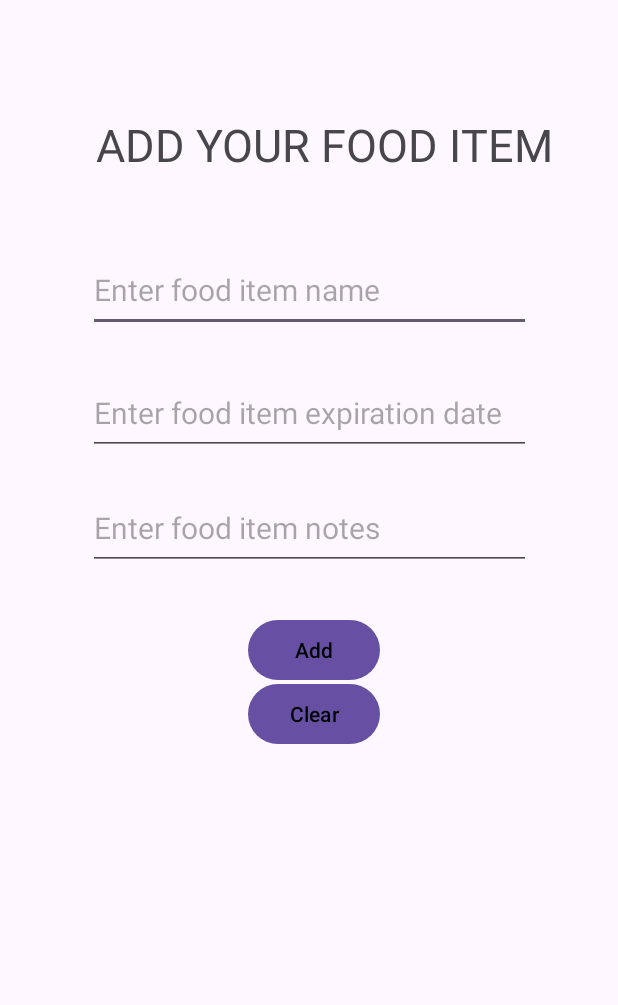
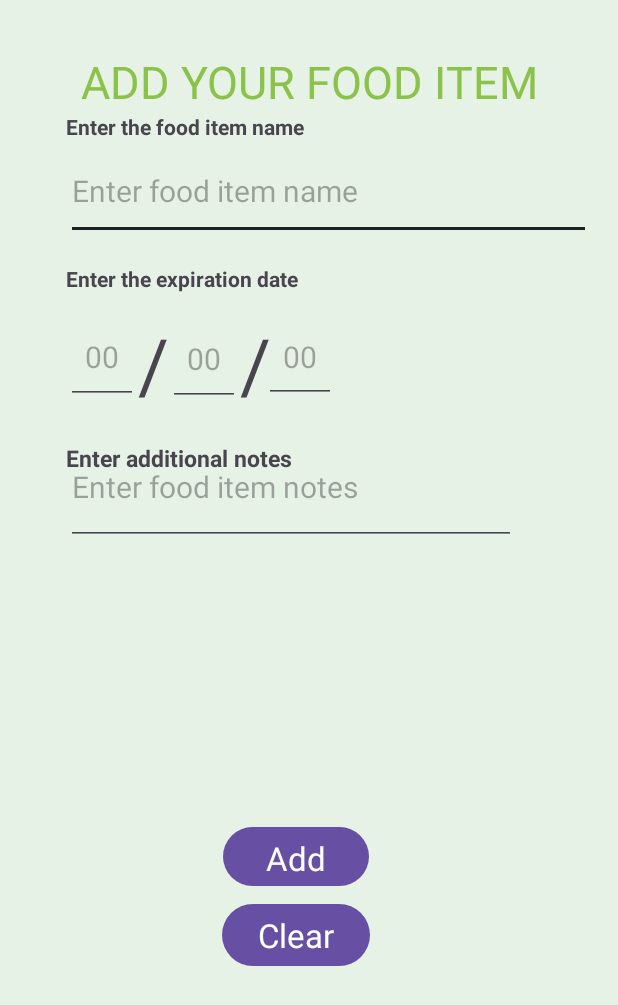
Before and after one commit to ethanpschoen/MyCabinet-Android_App, an Android app: the layout food_item.xml on its own in the app's theme, with its tools: preview values and no code run, on a phone screen of 412 x 824 dp. Shown: the top 1005 px of the screen. Run offline under Robolectric (Android 15) with nearby library versions, the light colour scheme and no system bars.

Commit message:
Color change + expiration date

```diff
--- a/app/src/main/java/com/example/mycabinet/FoodItem.java
+++ b/app/src/main/java/com/example/mycabinet/FoodItem.java
@@ -1,5 +1,7 @@
 package com.example.mycabinet;
 import android.content.Context;
+import android.util.Log;
+
 import java.io.BufferedReader;
 import java.io.FileInputStream;
 import java.io.FileNotFoundException;
@@ -8,6 +10,7 @@ import java.io.IOException;
 import java.io.InputStreamReader;
 import java.io.PrintWriter;
 import java.util.ArrayList;
+import java.util.Calendar;
 import java.util.List;
 
 public class FoodItem {
@@ -19,9 +22,8 @@ public class FoodItem {
     private List<String> mFoodItemNotesList;
 
     String foodItemCount;
-    String date;
-    String time;
-    String type;
+    String fdate;
+
     String description;
 
 
@@ -32,9 +34,8 @@ public class FoodItem {
         mFoodItemNotesList = new ArrayList<>();
 
         this.foodItemCount = foodItemCount;
-        this.date = date;
-        this.time = time;
-        this.type = type;
+        this.fdate = fdate;
+
         this.description = description;
     }
 
--- a/app/src/main/res/layout/food_item.xml
+++ b/app/src/main/res/layout/food_item.xml
@@ -5,23 +5,9 @@
     android:id="@+id/main"
     android:layout_width="match_parent"
     android:layout_height="match_parent"
+    android:background="#E6F2E5"
+    android:clickable="true"
     tools:context=".MainActivity">
-
-    <EditText
-        android:id="@+id/food_item"
-        android:layout_width="295dp"
-        android:layout_height="56dp"
-        android:layout_marginTop="96dp"
-        android:autofillHints=""
-        android:hint="@string/enter_food_item_name"
-        android:inputType="text"
-        android:maxLines="1"
-        android:textSize="20sp"
-        app:layout_constraintBottom_toBottomOf="parent"
-        app:layout_constraintEnd_toEndOf="parent"
-        app:layout_constraintStart_toStartOf="parent"
-        app:layout_constraintTop_toTopOf="parent"
-        app:layout_constraintVertical_bias="0.103" />
 
     <!--    <TextView-->
     <!--        android:id="@+id/textView"-->
@@ -38,75 +24,210 @@
     <!--        app:layout_constraintTop_toTopOf="parent" />-->
 
 
+    <EditText
+        android:id="@+id/food_item"
+        android:layout_width="350dp"
+        android:layout_height="65dp"
+        android:layout_marginStart="44dp"
+        android:layout_marginBottom="16dp"
+        android:autofillHints=""
+        android:backgroundTint="#1F2023"
+        android:hint="@string/enter_food_item_name"
+        android:inputType="text"
+        android:maxLines="1"
+        android:textSize="20sp"
+        app:layout_constraintBottom_toTopOf="@+id/textView2"
+        app:layout_constraintStart_toStartOf="parent" />
+
     <TextView
         android:id="@+id/title_text"
         android:layout_width="wrap_content"
         android:layout_height="wrap_content"
-        android:layout_marginStart="64dp"
-        android:layout_marginTop="76dp"
+        android:layout_marginStart="54dp"
+        android:layout_marginTop="34dp"
+        android:layout_marginEnd="42dp"
+        android:layout_marginBottom="20dp"
         android:text="ADD YOUR FOOD ITEM"
+        android:textColor="#8BC34A"
         android:textSize="30sp"
+        android:typeface="normal"
+        app:layout_constraintBottom_toTopOf="@+id/food_item"
+        app:layout_constraintEnd_toEndOf="parent"
+        app:layout_constraintHorizontal_bias="0.0"
         app:layout_constraintStart_toStartOf="parent"
-        app:layout_constraintTop_toTopOf="parent" />
+        app:layout_constraintTop_toTopOf="parent"
+        app:layout_constraintVertical_bias="0.619" />
 
     <EditText
         android:id="@+id/food_notes"
-        android:layout_width="295dp"
-        android:layout_height="56dp"
-        android:layout_marginTop="324dp"
+        android:layout_width="300dp"
+        android:layout_height="77dp"
+        android:layout_marginStart="44dp"
+        android:layout_marginBottom="184dp"
         android:autofillHints=""
         android:hint="@string/enter_food_notes"
         android:inputType="text"
         android:maxLines="1"
         android:textSize="20sp"
-        app:layout_constraintBottom_toBottomOf="parent"
-        app:layout_constraintEnd_toEndOf="parent"
-        app:layout_constraintStart_toStartOf="parent"
-        app:layout_constraintTop_toTopOf="parent"
-        app:layout_constraintVertical_bias="0.0" />
+        app:layout_constraintBottom_toTopOf="@+id/add_button"
+        app:layout_constraintStart_toStartOf="parent" />
 
     <EditText
         android:id="@+id/food_name_item"
-        android:layout_width="295dp"
-        android:layout_height="56dp"
+        android:layout_width="48dp"
+        android:layout_height="61dp"
 
-        android:layout_marginTop="164dp"
+        android:layout_marginStart="176dp"
+        android:layout_marginTop="12dp"
         android:autofillHints=""
-        android:hint="@string/enter_food_item_expiration_date"
+        android:hint="@string/month"
         android:inputType="text"
         android:maxLines="1"
+        android:textAlignment="center"
         android:textSize="20sp"
-        app:layout_constraintBottom_toBottomOf="parent"
+        app:layout_constraintStart_toStartOf="parent"
+        app:layout_constraintTop_toBottomOf="@+id/textView2" />
+
+    <EditText
+        android:id="@+id/food_name_item5"
+        android:layout_width="48dp"
+        android:layout_height="62dp"
+
+        android:layout_marginTop="13dp"
+        android:layout_marginEnd="252dp"
+        android:autofillHints=""
+        android:hint="@string/month"
+        android:inputType="text"
+        android:maxLines="1"
+        android:textAlignment="center"
+        android:textSize="20sp"
         app:layout_constraintEnd_toEndOf="parent"
+        app:layout_constraintTop_toBottomOf="@+id/textView2" />
+
+    <EditText
+        android:id="@+id/food_name_item4"
+        android:layout_width="48dp"
+        android:layout_height="62dp"
+
+        android:layout_marginStart="44dp"
+        android:layout_marginTop="12dp"
+        android:autofillHints=""
+        android:hint="@string/month"
+        android:inputType="text"
+        android:maxLines="1"
+        android:textAlignment="center"
+        android:textSize="20sp"
         app:layout_constraintStart_toStartOf="parent"
-        app:layout_constraintTop_toTopOf="parent"
-        app:layout_constraintVertical_bias="0.138" />
+        app:layout_constraintTop_toBottomOf="@+id/textView2" />
 
     <Button
         android:id="@+id/add_button"
-        android:layout_width="wrap_content"
-        android:layout_height="wrap_content"
-        android:layout_marginTop="308dp"
-        android:layout_marginRight="16dp"
+        android:layout_width="97dp"
+        android:layout_height="47dp"
+        android:layout_marginEnd="166dp"
+        android:layout_marginBottom="4dp"
         android:text="@string/add"
-        android:textColor="@color/black"
-        app:layout_constraintBottom_toBottomOf="parent"
-        app:layout_constraintEnd_toEndOf="parent"
-        app:layout_constraintHorizontal_bias="0.536"
-        app:layout_constraintStart_toStartOf="parent"
-        app:layout_constraintTop_toTopOf="parent"
-        app:layout_constraintVertical_bias="0.217" />
+        android:textAppearance="@style/TextAppearance.AppCompat.Large"
+        android:textColor="@color/white"
+        android:textColorHighlight="#8BC34A"
+        android:textColorHint="#8BC34A"
+        android:textColorLink="#8BC34A"
+        app:iconTint="#AAE7AC"
+        app:layout_constraintBottom_toTopOf="@+id/clear_button"
+        app:layout_constraintEnd_toEndOf="parent" />
 
     <Button
         android:id="@+id/clear_button"
         android:layout_width="wrap_content"
         android:layout_height="wrap_content"
-        android:layout_marginBottom="324dp"
+        android:layout_marginStart="148dp"
+        android:layout_marginBottom="176dp"
         android:text="@string/clear"
-        android:textColor="@color/black"
+        android:textAppearance="@style/TextAppearance.AppCompat.Large"
+        android:textColor="@color/white"
+        android:textColorLink="#8BC34A"
         app:layout_constraintBottom_toBottomOf="parent"
-        app:layout_constraintHorizontal_bias="0.51"
-        app:layout_constraintLeft_toLeftOf="parent"
-        app:layout_constraintRight_toRightOf="parent" />
+        app:layout_constraintStart_toStartOf="parent" />
+
+    <TextView
+        android:id="@+id/textView"
+        android:layout_width="167dp"
+        android:layout_height="32dp"
+        android:layout_marginEnd="547dp"
+        android:layout_marginBottom="-35dp"
+        android:text="Enter food item name"
+        app:layout_constraintBottom_toTopOf="@+id/food_item"
+        app:layout_constraintEnd_toEndOf="parent"
+        app:layout_constraintStart_toEndOf="@+id/food_item" />
+
+    <TextView
+        android:id="@+id/textView2"
+        android:layout_width="wrap_content"
+        android:layout_height="wrap_content"
+        android:layout_marginStart="44dp"
+        android:layout_marginBottom="16dp"
+        android:text="Enter the expiration date "
+        android:textSize="14sp"
+        android:textStyle="bold"
+        app:layout_constraintBottom_toTopOf="@+id/textView7"
+        app:layout_constraintStart_toStartOf="parent" />
+
+    <TextView
+        android:id="@+id/textView12"
+        android:layout_width="wrap_content"
+        android:layout_height="wrap_content"
+        android:layout_marginStart="44dp"
+        android:text="Enter the food item name"
+        android:textColorLink="#8BC34A"
+        android:textSize="14sp"
+        android:textStyle="bold"
+        app:layout_constraintStart_toStartOf="parent"
+        app:layout_constraintTop_toBottomOf="@+id/title_text" />
+
+    <TextView
+        android:id="@+id/textView3"
+        android:layout_width="151dp"
+        android:layout_height="23dp"
+        android:layout_marginStart="44dp"
+        android:layout_marginTop="24dp"
+        android:text="Enter additional notes"
+        android:textSize="14sp"
+        android:textStyle="bold"
+        app:autoSizeTextType="uniform"
+        app:layout_constraintStart_toStartOf="parent"
+        app:layout_constraintTop_toBottomOf="@+id/food_name_item5" />
+
+    <TextView
+        android:id="@+id/textView7"
+        android:layout_width="0dp"
+        android:layout_height="61dp"
+        android:layout_marginStart="13dp"
+        android:layout_marginEnd="45dp"
+        android:layout_marginBottom="44dp"
+        android:text="/"
+        android:textSize="50sp"
+        app:layout_constraintBottom_toTopOf="@+id/textView3"
+        app:layout_constraintEnd_toStartOf="@+id/food_name_item4"
+        app:layout_constraintStart_toEndOf="@+id/food_name_item" />
+
+    <TextView
+        android:id="@+id/textView10"
+        android:layout_width="19dp"
+        android:layout_height="57dp"
+        android:layout_marginTop="13dp"
+        android:text="/"
+        android:textSize="50sp"
+        app:layout_constraintStart_toEndOf="@+id/food_name_item4"
+        app:layout_constraintTop_toBottomOf="@+id/textView2" />
+
+    <TextView
+        android:id="@+id/textView11"
+        android:layout_width="19dp"
+        android:layout_height="57dp"
+        android:layout_marginTop="13dp"
+        android:text="/"
+        android:textSize="50sp"
+        app:layout_constraintStart_toEndOf="@+id/food_name_item5"
+        app:layout_constraintTop_toBottomOf="@+id/textView2" />
 
 </androidx.constraintlayout.widget.ConstraintLayout>
--- a/app/src/main/res/values/strings.xml
+++ b/app/src/main/res/values/strings.xml
@@ -3,6 +3,9 @@
     <string name="add">Add</string>
     <string name="enter_food_item_name">Enter food item name</string>
     <string name="enter_food_item_expiration_date">Enter food item expiration date</string>
+    <string name="month">00</string>
+    <string name="day">00</string>
+    <string name="year">00</string>
     <string name="enter_food_notes">Enter food item notes</string>
     <string name="clear">Clear</string>
 </resources>
```
